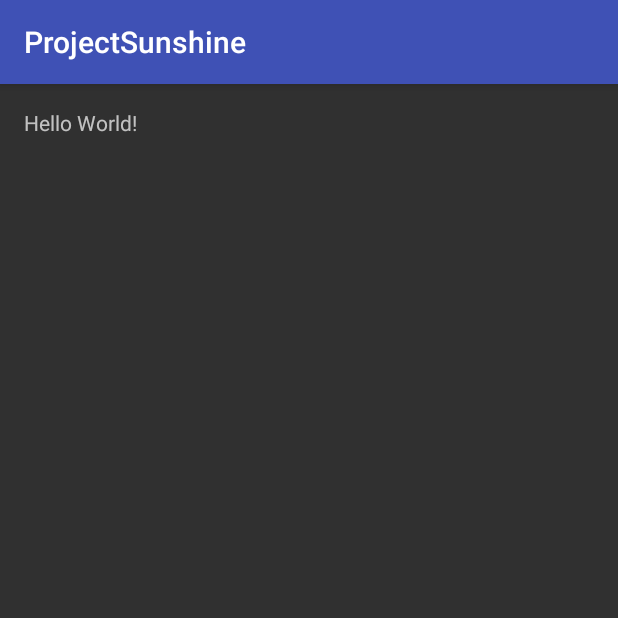
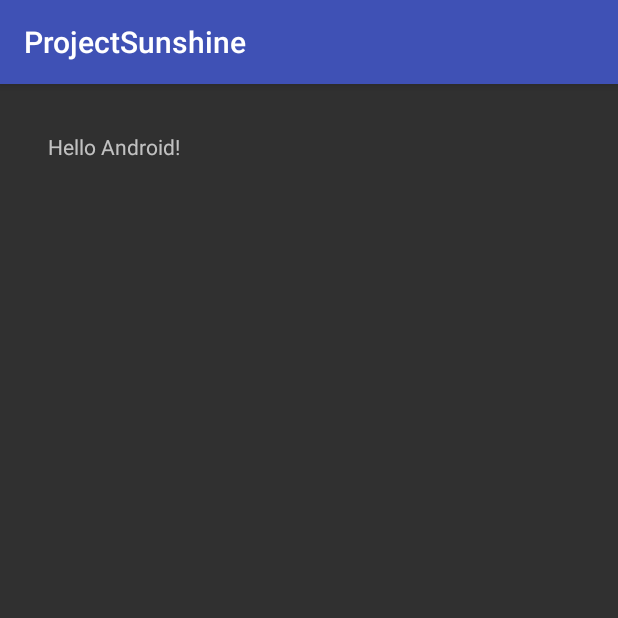
Before and after one commit to afterbangx/ProjectSunshine, an Android app: the screen it shows after launch (MainActivity), on a phone screen of 412 x 824 dp, the top half of it. Run offline under Robolectric (Android 15) with nearby library versions, the phone set to English and light mode, and no system bars.

Commit message:
added fragment to main activity

```diff
--- a/app/build.gradle
+++ b/app/build.gradle
@@ -25,5 +25,6 @@ dependencies {
         exclude group: 'com.android.support', module: 'support-annotations'
     })
     compile 'com.android.support:appcompat-v7:24.2.1'
+    compile 'com.android.support:support-v4:24.2.1'
     testCompile 'junit:junit:4.12'
 }
--- /dev/null
+++ b/app/src/main/java/app/com/example/android/projectsunshine/PlaceholderFragment.java
@@ -0,0 +1,17 @@
+package app.com.example.android.projectsunshine;
+
+import android.os.Bundle;
+import android.support.v4.app.Fragment;
+import android.view.LayoutInflater;
+import android.view.View;
+import android.view.ViewGroup;
+
+public class PlaceholderFragment extends Fragment {
+
+    @Override
+    public View onCreateView(LayoutInflater inflater, ViewGroup container,
+                             Bundle savedInstanceState) {
+        // Inflate the layout for this fragment
+        return inflater.inflate(R.layout.fragment_placeholder, container, false);
+    }
+}
--- a/app/src/main/res/layout/activity_main.xml
+++ b/app/src/main/res/layout/activity_main.xml
@@ -10,8 +10,9 @@
     android:paddingTop="@dimen/activity_vertical_margin"
     tools:context="app.com.example.android.projectsunshine.MainActivity">
 
-    <TextView
-        android:layout_width="wrap_content"
-        android:layout_height="wrap_content"
-        android:text="Hello World!" />
+    <fragment android:name="app.com.example.android.projectsunshine.PlaceholderFragment"
+        android:id="@+id/fragment_placeholder"
+        android:layout_width="match_parent"
+        android:layout_height="match_parent"
+        tools:layout="@layout/fragment_placeholder" />
 </RelativeLayout>
--- /dev/null
+++ b/app/src/main/res/layout/fragment_placeholder.xml
@@ -0,0 +1,12 @@
+<RelativeLayout xmlns:android="http://schemas.android.com/apk/res/android"
+    xmlns:tools="http://schemas.android.com/tools" android:layout_width="match_parent"
+    android:layout_height="match_parent" android:paddingLeft="@dimen/activity_horizontal_margin"
+    android:paddingRight="@dimen/activity_horizontal_margin"
+    android:paddingTop="@dimen/activity_vertical_margin"
+    android:paddingBottom="@dimen/activity_vertical_margin"
+    tools:context=".PlaceholderFragment">
+
+    <TextView android:text="@string/hello_world" android:layout_width="wrap_content"
+        android:layout_height="wrap_content" />
+
+</RelativeLayout>
--- a/app/src/main/res/values/strings.xml
+++ b/app/src/main/res/values/strings.xml
@@ -1,3 +1,6 @@
 <resources>
     <string name="app_name">ProjectSunshine</string>
+
+    <!-- TODO: Remove or change this placeholder text -->
+    <string name="hello_world">Hello Android!</string>
 </resources>
```
Also changed, not shown: 1 other file.
